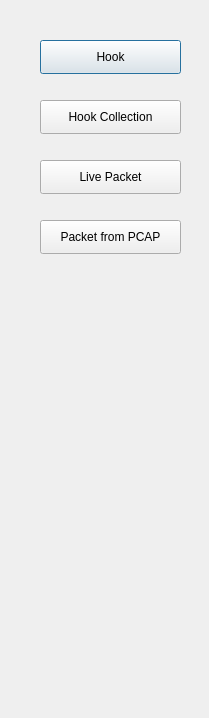
asdiamond/ntps, file GUIForms/optionView.ui: the form before one commit.
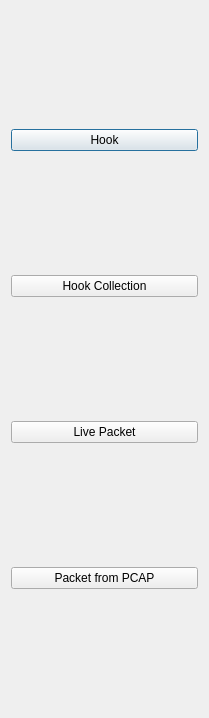
The form after the commit.

Commit message: First draft of GUI Forms completed, awaiting review by other members

Diff of the .ui file:
```diff
--- a/GUIForms/optionView.ui
+++ b/GUIForms/optionView.ui
@@ -13,58 +13,36 @@
   <property name="windowTitle">
    <string>Dialog</string>
   </property>
+  <layout class="QVBoxLayout" name="verticalLayout">
+   <item>
   <widget class="QPushButton" name="pushButton">
-   <property name="geometry">
-    <rect>
-     <x>40</x>
-     <y>40</y>
-     <width>141</width>
-     <height>34</height>
-    </rect>
-   </property>
    <property name="text">
     <string>Hook</string>
    </property>
   </widget>
+   </item>
+   <item>
   <widget class="QPushButton" name="pushButton_2">
-   <property name="geometry">
-    <rect>
-     <x>40</x>
-     <y>100</y>
-     <width>141</width>
-     <height>34</height>
-    </rect>
-   </property>
    <property name="text">
     <string>Hook Collection</string>
    </property>
   </widget>
+   </item>
+   <item>
   <widget class="QPushButton" name="pushButton_3">
-   <property name="geometry">
-    <rect>
-     <x>40</x>
-     <y>160</y>
-     <width>141</width>
-     <height>34</height>
-    </rect>
-   </property>
    <property name="text">
     <string>Live Packet</string>
    </property>
   </widget>
+   </item>
+   <item>
   <widget class="QPushButton" name="pushButton_4">
-   <property name="geometry">
-    <rect>
-     <x>40</x>
-     <y>220</y>
-     <width>141</width>
-     <height>34</height>
-    </rect>
-   </property>
    <property name="text">
     <string>Packet from PCAP</string>
    </property>
   </widget>
+   </item>
+  </layout>
  </widget>
  <resources/>
  <connections/>
```
Lines whose indentation alone changed are shown as unchanged. The commit also changes 4 other files.
